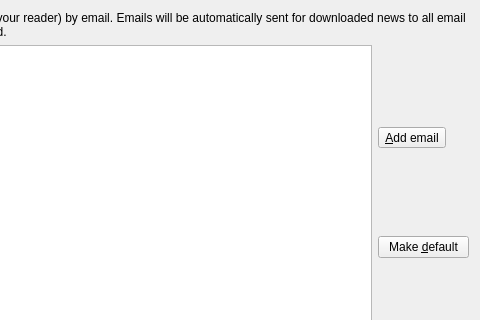
Qt form src/calibre/gui2/preferences/email.ui (debian-calibre/calibre) before a commit; both pictures show x 221 to 701 and y 0 to 320 of the 701 by 494 pixel window.
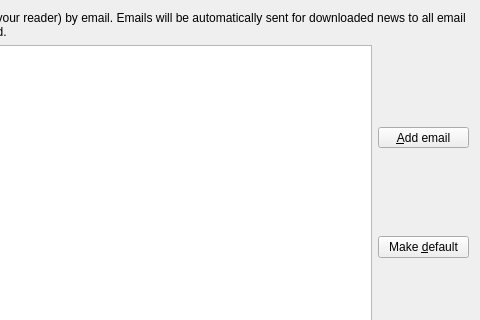
The same form after that commit. Icons and pictures are not drawn. Custom widgets are drawn as their Qt base class.

What changed in the file:
```diff
--- a/src/calibre/gui2/preferences/email.ui
+++ b/src/calibre/gui2/preferences/email.ui
@@ -40,6 +40,12 @@
       <layout class="QVBoxLayout" name="verticalLayout_8">
        <item>
         <widget class="QToolButton" name="email_add">
+         <property name="sizePolicy">
+          <sizepolicy hsizetype="Minimum" vsizetype="Fixed">
+           <horstretch>0</horstretch>
+           <verstretch>0</verstretch>
+          </sizepolicy>
+         </property>
          <property name="toolTip">
           <string>Add an email address to which to send books</string>
          </property>
```
Left out of the diff: 12 changed lines with no effect on the pictures.
